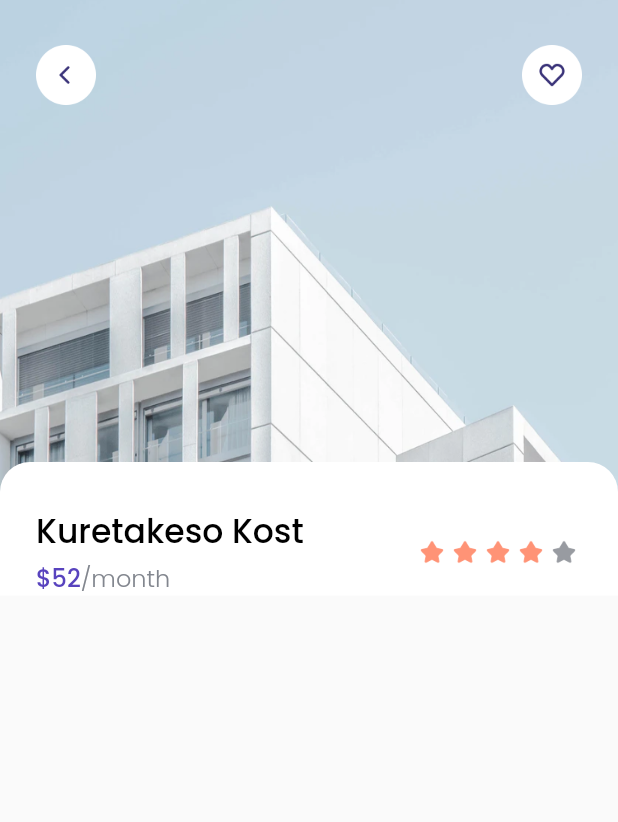
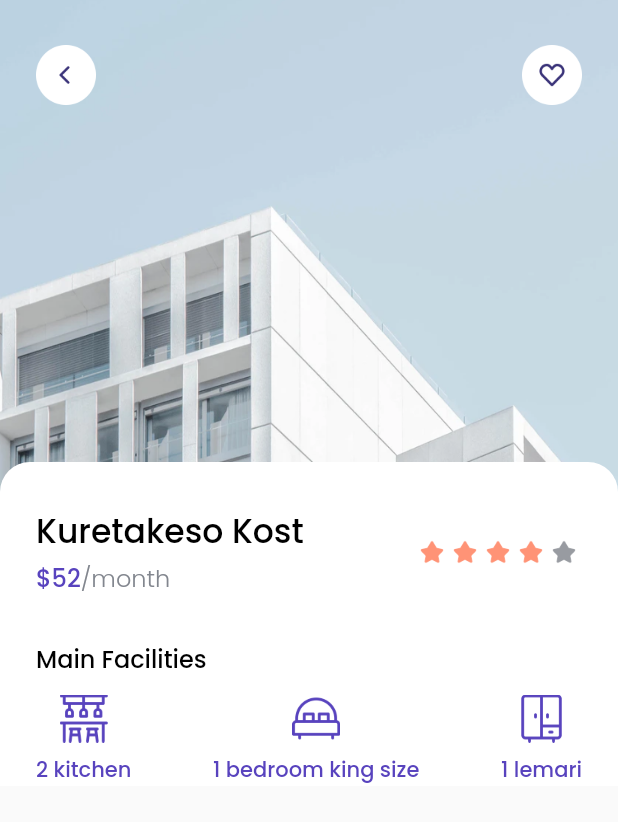
Before and after one commit to senapahlevi/KostApp, a Flutter app: the DetailPage screen opened directly, on a phone screen of 412 x 824 dp. Shown: the top 822 px of the screen. Run offline on Flutter 3.47's test engine with Material 2 defaults, Android fonts, the phone set to English and light mode, and no system bars; our stand-ins replace google_fonts.

Commit message:
Add Main Facilities Kuretakeso hot

```diff
--- a/lib/pages/detail_page.dart
+++ b/lib/pages/detail_page.dart
@@ -1,5 +1,6 @@
 import 'package:flutter/material.dart';
 import 'package:kostapp/themekost.dart';
+import 'package:kostapp/widgets/facility_item.dart';
 
 class DetailPage extends StatelessWidget {
   //const DetailPage({ Key? key }) : super(key: key);
@@ -55,6 +56,7 @@ class DetailPage extends StatelessWidget {
                     color: whiteColor,
                   ),
                   child: Column(
+                    crossAxisAlignment: CrossAxisAlignment.start,
                     children: [
                       SizedBox(
                         height: 30,
@@ -139,6 +141,49 @@ class DetailPage extends StatelessWidget {
                           ],
                         ),
                       ),
+                      SizedBox(
+                        height: 30,
+                      ),
+                      //NOTE: MAIN FACILITIES
+                      Padding(
+                        padding: EdgeInsets.only(
+                          left: edge,
+                        ),
+                        child: Text(
+                          'Main Facilities',
+                          style: regularTextStyle.copyWith(
+                            fontSize: 16,
+                          ),
+                        ),
+                      ),
+                      SizedBox(
+                        height: 12,
+                      ),
+                      Padding(
+                        padding: EdgeInsets.symmetric(
+                          horizontal: edge,
+                        ),
+                        child: Row(
+                          mainAxisAlignment: MainAxisAlignment.spaceBetween,
+                          children: [
+                            FacilityItem(
+                              name: 'kitchen',
+                              imageUrl: 'assets/pic/kitchen.png',
+                              total: 2,
+                            ),
+                            FacilityItem(
+                              name: 'bedroom king size',
+                              imageUrl: 'assets/pic/bedroom.png',
+                              total: 1,
+                            ),
+                            FacilityItem(
+                              name: 'lemari',
+                              imageUrl: 'assets/pic/lemari.png',
+                              total: 1,
+                            ),
+                          ],
+                        ),
+                      ),
                     ],
                   ),
                 ),
--- /dev/null
+++ b/lib/widgets/facility_item.dart
@@ -0,0 +1,45 @@
+import 'package:flutter/material.dart';
+import 'package:kostapp/themekost.dart';
+
+class FacilityItem extends StatelessWidget {
+  //const FacilityItem({ Key? key }) : super(key: key);
+  final String name;
+  final String imageUrl;
+  final int total;
+
+  FacilityItem({
+    required this.name,
+    required this.imageUrl,
+    required this.total,
+  });
+
+  @override
+  Widget build(BuildContext context) {
+    return Column(
+      children: [
+        Image.asset(
+          imageUrl,
+          width: 32,
+        ),
+        SizedBox(
+          height: 8,
+        ),
+        Text.rich(
+          TextSpan(
+              text: '$total',
+              style: purpleTextStyle.copyWith(
+                fontSize: 14,
+              ),
+              children: [
+                TextSpan(
+                  text: ' $name',
+                  style: purpleTextStyle.copyWith(
+                    fontSize: 14,
+                  ),
+                ),
+              ]),
+        ),
+      ],
+    );
+  }
+}
```
